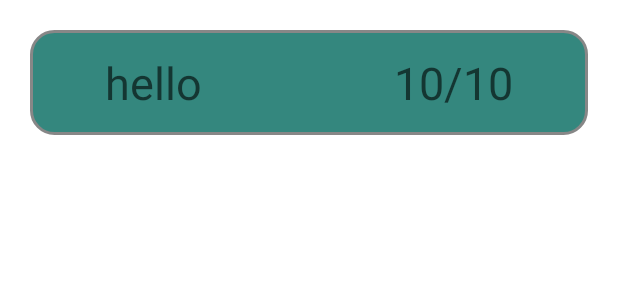
After one commit to nikikrad/PT2_RPOS, an Android app: the layout item_person.xml on its own in the app's theme, with its tools: preview values and no code run, on a phone screen of 412 x 824 dp. The commit adds this screen. Shown: the top 300 px of the screen. Run offline under Robolectric (Android 15) with nearby library versions, the phone set to English and light mode, and no system bars.

Commit message:
app is ready with bugs

```diff
--- /dev/null
+++ b/app/src/main/java/com/example/pt2_rpos/dataclass/Person.kt
@@ -0,0 +1,4 @@
+package com.example.pt2_rpos.dataclass
+
+class Person {
+}
--- /dev/null
+++ b/app/src/main/res/layout/item_person.xml
@@ -0,0 +1,33 @@
+<?xml version="1.0" encoding="utf-8"?>
+<androidx.constraintlayout.widget.ConstraintLayout xmlns:android="http://schemas.android.com/apk/res/android"
+    android:layout_width="match_parent"
+    android:layout_height="70dp"
+    xmlns:app="http://schemas.android.com/apk/res-auto"
+    android:background="@drawable/ic_rounded_rectangle_for_questions"
+    android:layout_margin="20sp">
+
+    <TextView
+        android:id="@+id/tv_Name"
+        android:layout_width="wrap_content"
+        android:layout_height="wrap_content"
+        app:layout_constraintTop_toTopOf="parent"
+        app:layout_constraintStart_toStartOf="parent"
+        app:layout_constraintBottom_toBottomOf="parent"
+        android:layout_marginStart="50dp"
+        android:textSize="30sp"
+        android:hint="hello" />
+
+    <TextView
+        android:id="@+id/tv_Result"
+        android:layout_width="wrap_content"
+        android:layout_height="wrap_content"
+        app:layout_constraintTop_toTopOf="parent"
+        app:layout_constraintEnd_toEndOf="parent"
+        app:layout_constraintBottom_toBottomOf="parent"
+        android:layout_marginEnd="50dp"
+        android:textSize="30sp"
+        android:hint="10/10"/>
+
+
+
+</androidx.constraintlayout.widget.ConstraintLayout>
```
Also changed, not shown: app/build.gradle (+7 -0 lines), app/src/main/java/com/example/pt2_rpos/QuestionFragment.kt (+93 -0 lines), app/src/main/java/com/example/pt2_rpos/ResultAdapter.kt (added, +45 -0 lines), app/src/main/java/com/example/pt2_rpos/ResultFragment.kt (+29 -0 lines), app/src/main/java/com/example/pt2_rpos/data/PersonDao.kt (added, +17 -0 lines), app/src/main/java/com/example/pt2_rpos/data/PersonDatabase.kt (added, +36 -0 lines), app/src/main/java/com/example/pt2_rpos/data/PersonEntity.kt (added, +16 -0 lines), app/src/main/res/layout/fragment_result.xml (+6 -6 lines).
